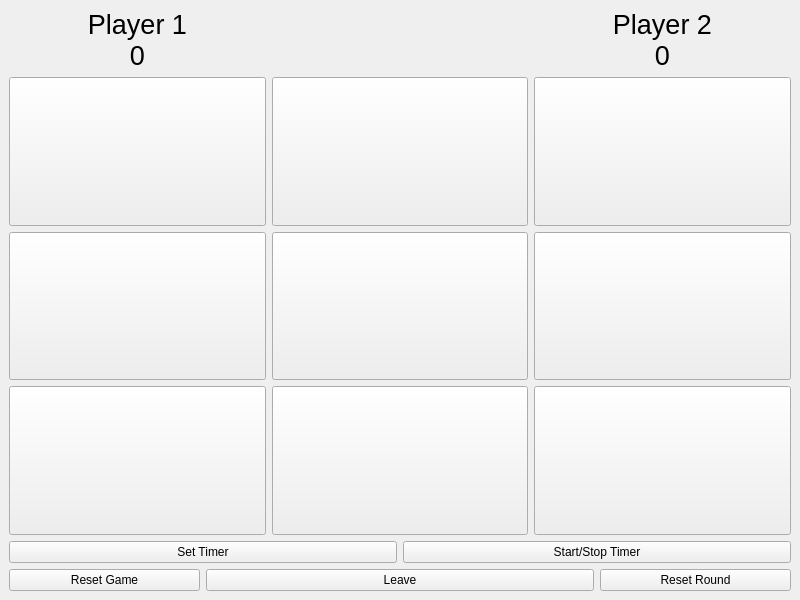
The window that Dep/UI/game_window.ui (Asem1090/tic_tac_toe) describes before a commit, drawn with Qt 5.
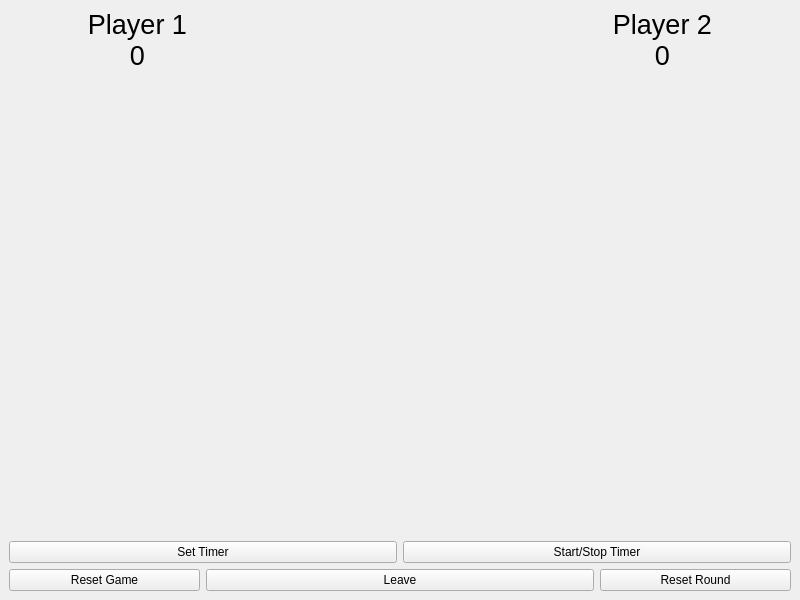
The same window after the commit.

The edit to the form file:
```diff
--- a/Dep/UI/game_window.ui
+++ b/Dep/UI/game_window.ui
@@ -114,6 +114,9 @@
           <property name="text">
            <string/>
           </property>
+          <property name="flat">
+           <bool>true</bool>
+          </property>
          </widget>
         </item>
         <item row="0" column="2">
@@ -133,6 +136,9 @@
           <property name="text">
            <string/>
           </property>
+          <property name="flat">
+           <bool>true</bool>
+          </property>
          </widget>
         </item>
         <item row="2" column="2">
@@ -152,6 +158,9 @@
           <property name="text">
            <string/>
           </property>
+          <property name="flat">
+           <bool>true</bool>
+          </property>
          </widget>
         </item>
         <item row="0" column="1">
@@ -173,6 +182,9 @@
           <property name="text">
            <string/>
           </property>
+          <property name="flat">
+           <bool>true</bool>
+          </property>
          </widget>
         </item>
         <item row="0" column="0">
@@ -199,7 +211,7 @@
            <bool>false</bool>
           </property>
           <property name="flat">
-           <bool>false</bool>
+           <bool>true</bool>
           </property>
          </widget>
         </item>
@@ -220,6 +232,9 @@
           <property name="text">
            <string/>
           </property>
+          <property name="flat">
+           <bool>true</bool>
+          </property>
          </widget>
         </item>
         <item row="1" column="1">
@@ -239,6 +254,9 @@
           <property name="text">
            <string/>
           </property>
+          <property name="flat">
+           <bool>true</bool>
+          </property>
          </widget>
         </item>
         <item row="2" column="0">
@@ -258,6 +276,9 @@
           <property name="text">
            <string/>
           </property>
+          <property name="flat">
+           <bool>true</bool>
+          </property>
          </widget>
         </item>
         <item row="2" column="1">
@@ -277,6 +298,9 @@
           <property name="text">
            <string/>
           </property>
+          <property name="flat">
+           <bool>true</bool>
+          </property>
          </widget>
         </item>
        </layout>
```
Left out of the diff: 3 changed lines with no effect on the pictures.
